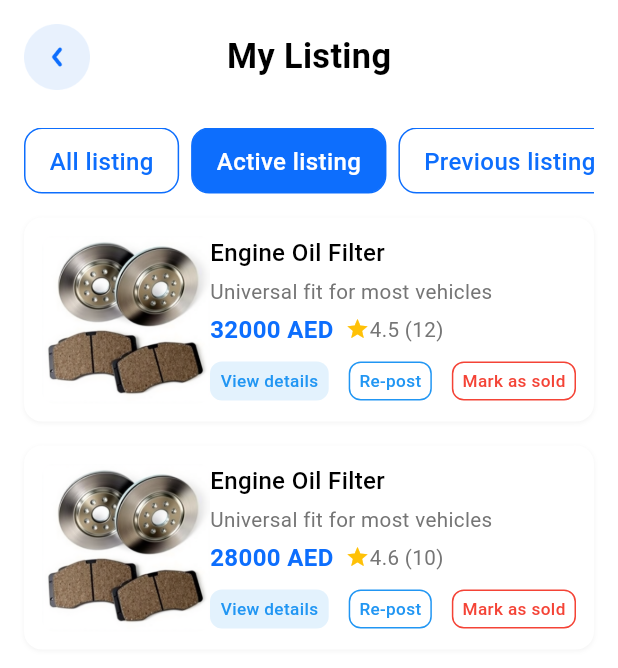
After one commit to Dev-Ninjas-Backup/yousef1234321, a Flutter app: the MyListingPage screen opened by its route, after a tap on "Active listing", on a phone screen of 412 x 824 dp. The commit adds this screen. Shown: the top 668 px of the screen. Run offline on Flutter 3.47's test engine with Material 3 defaults, Android fonts, the phone set to English and light mode, and no system bars; our stand-ins replace flutter_easyloading, flutter_screenutil, get, google_fonts, image_picker.

Commit message:
added my listing

```diff
--- /dev/null
+++ b/lib/core/common/widgets/action_button.dart
@@ -0,0 +1,31 @@
+  import 'package:flutter/material.dart';
+
+import '../style/global_text_style.dart';
+
+Widget actionButton(
+    String text, {
+    Color? color,
+    Color? borderColor,
+    Color? textColor,
+    VoidCallback? onTap,
+  }) {
+    return GestureDetector(
+      onTap: onTap,
+      child: Container(
+        padding: const EdgeInsets.symmetric(horizontal: 6, vertical: 4),
+        decoration: BoxDecoration(
+          color: color ?? Colors.transparent,
+          border: Border.all(color: borderColor ?? Colors.transparent),
+          borderRadius: BorderRadius.circular(8),
+        ),
+        child: Text(
+          text,
+          style: getTextStyle(
+            fontSize: 10,
+            color: textColor ?? Colors.black,
+            fontWeight: FontWeight.w500,
+          ),
+        ),
+      ),
+    );
+  }
--- /dev/null
+++ b/lib/features/profile/my_listing/conrtoller/listing_controller.dart
@@ -0,0 +1,67 @@
+import 'package:get/get.dart';
+import '../model/listing_model.dart';
+
+class ListingController extends GetxController {
+  var selectedTab = 0.obs;
+  var tabs = ["All listing", "Active listing", "Previous listing"].obs;
+
+  // All listings
+  final allListings = <ListingModel>[
+    ListingModel(
+      title: "Engine Oil Filter",
+      description: "Universal fit for most vehicles",
+      image: "assets/images/spare_parts5.png",
+      price: 32000,
+      rating: 4.5,
+      reviews: 12,
+      isActive: true,
+    ),
+    ListingModel(
+      title: "Engine Oil Filter",
+      description: "Universal fit for most vehicles",
+      image: "assets/images/spare_parts5.png",
+      price: 800,
+      rating: 4.7,
+      reviews: 8,
+      isActive: false,
+    ),
+    ListingModel(
+      title: "Engine Oil Filter",
+      description: "Universal fit for most vehicles",
+      image: "assets/images/spare_parts5.png",
+      price: 28000,
+      rating: 4.6,
+      reviews: 10,
+      isActive: true,
+    ),
+  ];
+
+  var listings = <ListingModel>[].obs;
+
+  @override
+  void onInit() {
+    super.onInit();
+    filterListings();
+  }
+
+  void changeTab(int index) {
+    selectedTab.value = index;
+    filterListings();
+  }
+
+  void filterListings() {
+    if (selectedTab.value == 0) {
+      listings.assignAll(allListings);
+    } else if (selectedTab.value == 1) {
+      listings.assignAll(allListings.where((e) => e.isActive).toList());
+    } else {
+      listings.assignAll(allListings.where((e) => !e.isActive).toList());
+    }
+  }
+
+  void repost(int index) {
+  }
+
+  void markAsSold(int index) {
+  }
+}
--- /dev/null
+++ b/lib/features/profile/my_listing/model/listing_model.dart
@@ -0,0 +1,18 @@
+class ListingModel {
+  final String title;
+  final String description;
+  final String image;
+  final double price;
+  final double rating;
+  final int reviews;
+  final bool isActive;
+  ListingModel({
+    required this.title,
+    required this.description,
+    required this.image,
+    required this.price,
+    required this.rating,
+    required this.reviews,
+    this.isActive = true,
+  });
+}
--- /dev/null
+++ b/lib/features/profile/my_listing/screen/my_listing_page.dart
@@ -0,0 +1,198 @@
+import 'package:flutter/material.dart';
+import 'package:get/get.dart';
+import 'package:yousef1234321/core/common/constants/app_colors.dart';
+import 'package:yousef1234321/core/common/style/global_text_style.dart';
+import 'package:yousef1234321/core/common/widgets/custom_appbar.dart';
+import 'package:yousef1234321/features/profile/my_listing/conrtoller/listing_controller.dart';
+
+import '../../../../core/common/widgets/action_button.dart';
+
+class MyListingPage extends StatelessWidget {
+  final controller = Get.put(ListingController());
+
+  MyListingPage({super.key});
+
+  @override
+  Widget build(BuildContext context) {
+    return Scaffold(
+      backgroundColor: Colors.white,
+      body: SafeArea(
+        child: Padding(
+          padding: const EdgeInsets.symmetric(horizontal: 16, vertical: 16),
+          child: Column(
+            crossAxisAlignment: CrossAxisAlignment.start,
+            children: [
+              CustomAppBar(title: "My Listing"),
+              const SizedBox(height: 25),
+
+              SizedBox(
+                height: 44,
+                child: ListView.separated(
+                  scrollDirection: Axis.horizontal,
+                  itemCount: controller.tabs.length,
+                  separatorBuilder: (_, __) => const SizedBox(width: 8),
+                  itemBuilder: (context, index) {
+                    final tabName = controller.tabs[index];
+                    return Obx(() {
+                      final isSelected = controller.selectedTab.value == index;
+                      return GestureDetector(
+                        onTap: () => controller.changeTab(index),
+                        child: Container(
+                          padding: const EdgeInsets.symmetric(
+                            horizontal: 16,
+                            vertical: 10,
+                          ),
+                          decoration: BoxDecoration(
+                            color: isSelected
+                                ? AppColors.primaryColor
+                                : Colors.white,
+                            borderRadius: BorderRadius.circular(12),
+                            border: Border.all(color: AppColors.primaryColor),
+                          ),
+                          child: Center(
+                            child: Text(
+                              tabName,
+                              style: getTextStyle(
+                                color: isSelected
+                                    ? Colors.white
+                                    : AppColors.primaryColor,
+                                fontWeight: FontWeight.w500,
+                              ),
+                            ),
+                          ),
+                        ),
+                      );
+                    });
+                  },
+                ),
+              ),
+
+              const SizedBox(height: 16),
+
+              // Listings
+              Expanded(
+                child: Obx(
+                  () => ListView.builder(
+                    itemCount: controller.listings.length,
+                    itemBuilder: (context, index) {
+                      final item = controller.listings[index];
+                      return Container(
+                        margin: const EdgeInsets.only(bottom: 16),
+                        padding: const EdgeInsets.all(12),
+                        decoration: BoxDecoration(
+                          color: Colors.white,
+                          borderRadius: BorderRadius.circular(12),
+                          boxShadow: [
+                            BoxShadow(
+                              color: Color(0xFF000000).withValues(alpha: .05),
+                              blurRadius: 2,
+                              spreadRadius: 0,
+                              offset: const Offset(0, 1),
+                            ),
+                          ],
+                        ),
+                        child: Row(
+                          crossAxisAlignment: CrossAxisAlignment.start,
+                          children: [
+                            ClipRRect(
+                              borderRadius: BorderRadius.circular(8),
+                              child: Image.asset(
+                                item.image,
+                                height: 112,
+                                width: 112,
+                                fit: BoxFit.cover,
+                              ),
+                            ),
+
+                            Expanded(
+                              child: Column(
+                                crossAxisAlignment: CrossAxisAlignment.start,
+                                children: [
+                                  Text(
+                                    item.title,
+                                    style: getTextStyle(
+                                      fontSize: 14,
+                                      fontWeight: FontWeight.w500,
+                                    ),
+                                  ),
+                                  const SizedBox(height: 4),
+                                  Text(
+                                    item.description,
+                                    style: getTextStyle(
+                                      fontSize: 12,
+                                      color: Colors.grey.shade600,
+                                    ),
+                                  ),
+                                  const SizedBox(height: 4),
+                                  Row(
+                                    children: [
+                                      Text(
+                                        "${item.price.toStringAsFixed(0)} AED",
+                                        style: getTextStyle(
+                                          fontSize: 14,
+                                          fontWeight: FontWeight.w600,
+                                          color: AppColors.primaryColor,
+                                        ),
+                                      ),
+                                      const SizedBox(width: 8),
+                                      const Icon(
+                                        Icons.star,
+                                        size: 16,
+                                        color: Colors.amber,
+                                      ),
+                                      Text(
+                                        "${item.rating} (${item.reviews})",
+                                        style: getTextStyle(
+                                          fontSize: 12,
+                                          color: Colors.grey.shade600,
+                                        ),
+                                      ),
+                                    ],
+                                  ),
+                                  const SizedBox(height: 10),
+
+                                  // ✅ Action Buttons
+                                  Row(
+                                    mainAxisAlignment:
+                                        MainAxisAlignment.spaceBetween,
+                                    spacing: 2,
+
+                                    children: [
+                                      actionButton(
+                                        "View details",
+                                        color: Colors.blue.shade50,
+                                        textColor: Colors.blue,
+                                        onTap: () {},
+                                      ),
+                                      actionButton(
+                                        "Re-post",
+                                        borderColor: Colors.blue,
+                                        textColor: Colors.blue,
+                                        onTap: () {},
+                                      ),
+                                      actionButton(
+                                        "Mark as sold",
+                                        borderColor: Colors.red,
+                                        textColor: Colors.red,
+                                        onTap: () {},
+                                      ),
+                                    ],
+                                  ),
+                                ],
+                              ),
+                            ),
+                          ],
+                        ),
+                      );
+                    },
+                  ),
+                ),
+              ),
+            ],
+          ),
+        ),
+      ),
+    );
+  }
+
+}
--- a/lib/features/profile/profile_page/controller/profile_controller.dart
+++ b/lib/features/profile/profile_page/controller/profile_controller.dart
@@ -7,7 +7,13 @@ import 'package:yousef1234321/routes/app_route.dart';
 class ProfileController extends GetxController {
   var profileItem = [
     ProfileModel(icon: Icons.person_2_outlined, title: "Profile", ontap: () {}),
-    ProfileModel(icon: Icons.list, title: "My Listing"),
+    ProfileModel(
+      icon: Icons.list,
+      title: "My Listing",
+      ontap: () {
+        Get.toNamed(Approute.myListingPage);
+      },
+    ),
     ProfileModel(icon: Icons.location_on_outlined, title: "Location"),
     ProfileModel(
       icon: Icons.directions,
--- a/lib/routes/app_route.dart
+++ b/lib/routes/app_route.dart
@@ -6,6 +6,7 @@ import 'package:yousef1234321/features/auth/sign_up/screen/sign_up_screen.dart';
 import 'package:yousef1234321/features/bottom_navbar/screen/bottom_navbar_screen.dart';
 import 'package:yousef1234321/features/onboarding/screen/onboarding_screen.dart';
 import 'package:yousef1234321/features/parts_details/screen/parts_details_screen.dart';
+import 'package:yousef1234321/features/profile/my_listing/screen/my_listing_page.dart';
 import 'package:yousef1234321/features/profile/recent_gaeage/screen/recent_garage_page.dart';
 import 'package:yousef1234321/features/splash/screen/splash_screen.dart';
 
@@ -31,6 +32,7 @@ class Approute {
   static String brakePadsScreen = '/brakePadsScreen';
   // profile
   static String recentGaragePage = "/profile/recentGaragePage";
+  static String myListingPage="/profile/myListingPage";
 
   static String getSplashScreen() => splashScreen;
   static String getOnboardingScreen() => onboardingScreen;
@@ -48,6 +50,7 @@ class Approute {
   static String getBrakePadsScreen() => brakePadsScreen;
   //profile
   static String getrecentGaragePage() => recentGaragePage;
+  static String getmyListingPage()=>myListingPage;
 
   static List<GetPage> routes = [
     GetPage(name: splashScreen, page: () => SplashScreen()),
@@ -67,5 +70,6 @@ class Approute {
     GetPage(name: brakePadsScreen, page: () => BrakePadsScreen()),
     //profuile
     GetPage(name: recentGaragePage, page: () => RecentGaragePage()),
+    GetPage(name: myListingPage, page: ()=>MyListingPage())
   ];
 }
```
